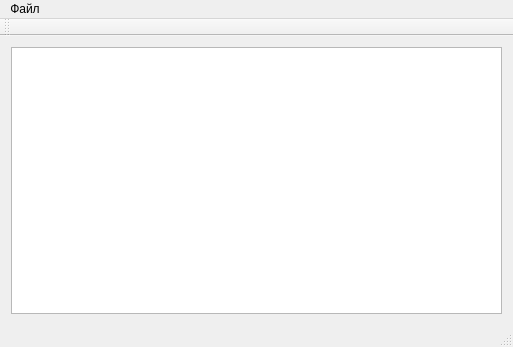
Old version of the form source/MimicEditor/mainwindow.ui in the repository aw3s0me/MimicEditor.
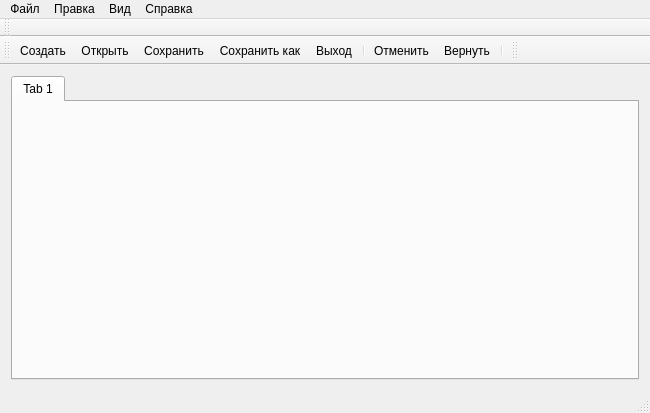
New version of the form. Icons and pictures are not drawn.

```diff
--- a/source/MimicEditor/mainwindow.ui
+++ b/source/MimicEditor/mainwindow.ui
@@ -6,17 +6,27 @@
    <rect>
     <x>0</x>
     <y>0</y>
-    <width>513</width>
-    <height>347</height>
+    <width>650</width>
+    <height>413</height>
    </rect>
   </property>
   <property name="windowTitle">
    <string>MainWindow</string>
   </property>
   <widget class="QWidget" name="centralWidget">
-   <layout class="QVBoxLayout" name="verticalLayout">
+   <layout class="QHBoxLayout" name="horizontalLayout_2">
     <item>
-     <widget class="QGraphicsView" name="graphicsView"/>
+     <widget class="QTabWidget" name="tabWidget">
+      <property name="currentIndex">
+       <number>0</number>
+      </property>
+      <widget class="QWidget" name="tab">
+       <attribute name="title">
+        <string>Tab 1</string>
+       </attribute>
+       <layout class="QHBoxLayout" name="horizontalLayout"/>
+      </widget>
+     </widget>
     </item>
    </layout>
   </widget>
@@ -25,21 +35,42 @@
     <rect>
      <x>0</x>
      <y>0</y>
-     <width>513</width>
-     <height>23</height>
+     <width>650</width>
+     <height>21</height>
     </rect>
    </property>
-   <widget class="QMenu" name="menu">
+   <widget class="QMenu" name="FileMenu">
     <property name="title">
      <string>Файл</string>
     </property>
+    <addaction name="actionCreate"/>
+    <addaction name="actionOpen"/>
+    <addaction name="actionSave"/>
+    <addaction name="actionSaveAs"/>
+    <addaction name="actionExit"/>
+   </widget>
+   <widget class="QMenu" name="EditMenu">
+    <property name="title">
+     <string>Правка</string>
+    </property>
+    <addaction name="UndoAction"/>
+    <addaction name="RedoAction"/>
+   </widget>
+   <widget class="QMenu" name="ViewMenu">
+    <property name="title">
+     <string>Вид</string>
+    </property>
     <addaction name="action"/>
-    <addaction name="action_2"/>
-    <addaction name="action_3"/>
-    <addaction name="action_4"/>
-    <addaction name="action_5"/>
    </widget>
-   <addaction name="menu"/>
+   <widget class="QMenu" name="HelpMenu">
+    <property name="title">
+     <string>Справка</string>
+    </property>
+   </widget>
+   <addaction name="FileMenu"/>
+   <addaction name="EditMenu"/>
+   <addaction name="ViewMenu"/>
+   <addaction name="HelpMenu"/>
   </widget>
   <widget class="QToolBar" name="mainToolBar">
    <attribute name="toolBarArea">
@@ -50,31 +81,98 @@
    </attribute>
   </widget>
   <widget class="QStatusBar" name="statusBar"/>
-  <action name="action">
+  <widget class="QToolBar" name="toolBar">
+   <property name="windowTitle">
+    <string>toolBar</string>
+   </property>
+   <attribute name="toolBarArea">
+    <enum>TopToolBarArea</enum>
+   </attribute>
+   <attribute name="toolBarBreak">
+    <bool>true</bool>
+   </attribute>
+   <addaction name="actionCreate"/>
+   <addaction name="actionOpen"/>
+   <addaction name="actionSave"/>
+   <addaction name="actionSaveAs"/>
+   <addaction name="actionExit"/>
+   <addaction name="separator"/>
+   <addaction name="UndoAction"/>
+   <addaction name="RedoAction"/>
+   <addaction name="separator"/>
+  </widget>
+  <widget class="QToolBar" name="toolBar_2">
+   <property name="windowTitle">
+    <string>toolBar_2</string>
+   </property>
+   <attribute name="toolBarArea">
+    <enum>TopToolBarArea</enum>
+   </attribute>
+   <attribute name="toolBarBreak">
+    <bool>false</bool>
+   </attribute>
+  </widget>
+  <action name="actionCreate">
+   <property name="icon">
+    <iconset>
+     <normaloff>blank_sheet.jpg</normaloff>
+     <normalon>blank_sheet.jpg</normalon>blank_sheet.jpg</iconset>
+   </property>
    <property name="text">
     <string>Создать</string>
    </property>
   </action>
-  <action name="action_2">
+  <action name="actionOpen">
+   <property name="icon">
+    <iconset>
+     <normaloff>blank_sheet.jpg</normaloff>blank_sheet.jpg</iconset>
+   </property>
    <property name="text">
     <string>Открыть</string>
    </property>
   </action>
-  <action name="action_3">
+  <action name="actionSave">
+   <property name="icon">
+    <iconset>
+     <normaloff>blank_sheet.jpg</normaloff>blank_sheet.jpg</iconset>
+   </property>
    <property name="text">
     <string>Сохранить</string>
    </property>
   </action>
-  <action name="action_4">
+  <action name="actionSaveAs">
+   <property name="icon">
+    <iconset>
+     <normaloff>blank_sheet.jpg</normaloff>blank_sheet.jpg</iconset>
+   </property>
    <property name="text">
     <string>Сохранить как</string>
    </property>
   </action>
-  <action name="action_5">
+  <action name="actionExit">
+   <property name="icon">
+    <iconset>
+     <normaloff>blank_sheet.jpg</normaloff>blank_sheet.jpg</iconset>
+   </property>
    <property name="text">
     <string>Выход</string>
    </property>
   </action>
+  <action name="UndoAction">
+   <property name="text">
+    <string>Отменить</string>
+   </property>
+  </action>
+  <action name="RedoAction">
+   <property name="text">
+    <string>Вернуть</string>
+   </property>
+  </action>
+  <action name="action">
+   <property name="text">
+    <string>Инструменты</string>
+   </property>
+  </action>
  </widget>
  <layoutdefault spacing="6" margin="11"/>
  <resources/>
```
